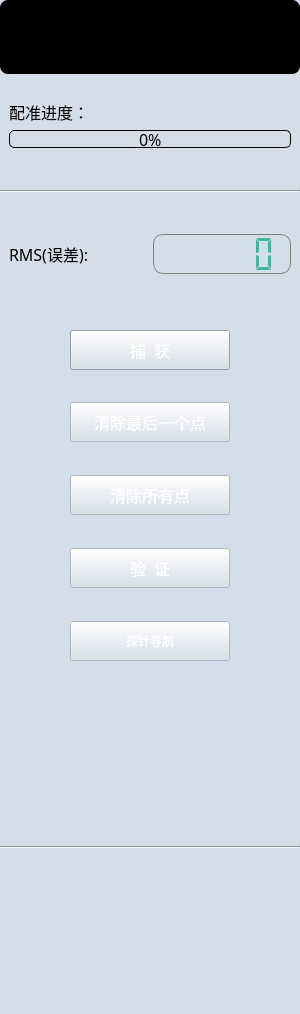
The window that Plugins/org.mitk.lancet.femurprecisionregistrations/src/internal/QFemurPrecisionRegistrationsControls.ui (zhaomengxiao/LancetMITK-Adition) describes before a commit, drawn with Qt 5.
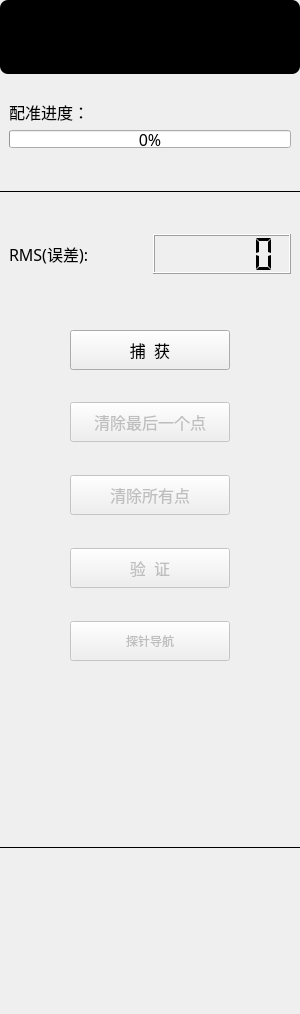
The same window after the commit. Icons and pictures are not drawn.

```diff
--- a/Plugins/org.mitk.lancet.femurprecisionregistrations/src/internal/QFemurPrecisionRegistrationsControls.ui
+++ b/Plugins/org.mitk.lancet.femurprecisionregistrations/src/internal/QFemurPrecisionRegistrationsControls.ui
@@ -32,7 +32,7 @@
    <string>硬件准备</string>
   </property>
   <property name="styleSheet">
-   <string notr="true">background:#d4deea;</string>
+   <string notr="true"/>
   </property>
   <property name="currentIndex" stdset="0">
    <number>0</number>
@@ -136,29 +136,7 @@
          </font>
         </property>
         <property name="styleSheet">
-         <string notr="true">QProgressBar {
-	/* 外边框 */
-	border:1px solid black;
-	
-	/* 倒角 */
-	border-radius:5px;
-	
-	background-image: url(:/org.mitk.lancet.femurprecisionregistrations/image/scrool.png);
-	/* 字体对齐方式 */
-	text-align:center;
-}
-
-/* 进度条 */
-QProgressBar::chunk {
-	/* 颜色 */
-	background-color:rgb(0, 183, 138);
-	
-	/* 步进距离 */
-	width:5px;
-	
-	/* 进度条中间空白区域宽度 */
-	margin:1px;
-}</string>
+         <string notr="true"/>
         </property>
         <property name="value">
          <number>0</number>
@@ -189,8 +167,10 @@
        </size>
       </property>
       <property name="styleSheet">
-       <string notr="true">border-image: url(:/org.mitk.lancet.femurprecisionregistrations/image/fenge.png);
-</string>
+       <string notr="true"/>
+      </property>
+      <property name="frameShadow">
+       <enum>QFrame::Plain</enum>
       </property>
       <property name="orientation">
        <enum>Qt::Horizontal</enum>
@@ -240,10 +220,7 @@
          </size>
         </property>
         <property name="styleSheet">
-         <string notr="true">color: rgb(66, 181, 158);
-border: 1px solid gray;
-border-image: url(:/org.mitk.lancet.femurprecisionregistrations/image/value.png);
-border-radius: 10px;</string>
+         <string notr="true"/>
         </property>
         <property name="smallDecimalPoint">
          <bool>true</bool>
@@ -304,24 +281,7 @@
          </font>
         </property>
         <property name="styleSheet">
-         <string notr="true">QPushButton{
-	border-image: url(:/org.mitk.lancet.femurprecisionregistrations/image/default.png);
-	color:white;
-}
-QPushButton::hover
-{
-	border-image: url(:/org.mitk.lancet.femurprecisionregistrations/image/on.png);
-	color:balck;
-}
-QPushButton::disabled
-{
-	border-image: url(:/org.mitk.lancet.femurprecisionregistrations/image/disabled.png);	
-	color: rgb(153, 153, 153);
-}
-QPushButton::pressed { 
-	padding-left:6px;
-	padding-top:6px;
-}</string>
+         <string notr="true"/>
         </property>
         <property name="text">
          <string>捕  获</string>
@@ -389,24 +349,7 @@
          </font>
         </property>
         <property name="styleSheet">
-         <string notr="true">QPushButton{
-	border-image: url(:/org.mitk.lancet.femurprecisionregistrations/image/default.png);
-	color:white;
-}
-QPushButton::hover
-{
-	border-image: url(:/org.mitk.lancet.femurprecisionregistrations/image/on.png);
-	color:balck;
-}
-QPushButton::disabled
-{
-	border-image: url(:/org.mitk.lancet.femurprecisionregistrations/image/disabled.png);	
-	color: rgb(153, 153, 153);
-}
-QPushButton::pressed { 
-	padding-left:6px;
-	padding-top:6px;
-}</string>
+         <string notr="true"/>
         </property>
         <property name="text">
          <string>清除最后一个点</string>
@@ -474,24 +417,7 @@
          </font>
         </property>
         <property name="styleSheet">
-         <string notr="true">QPushButton{
-	border-image: url(:/org.mitk.lancet.femurprecisionregistrations/image/default.png);
-	color:white;
-}
-QPushButton::hover
-{
-	border-image: url(:/org.mitk.lancet.femurprecisionregistrations/image/on.png);
-	color:balck;
-}
-QPushButton::disabled
-{
-	border-image: url(:/org.mitk.lancet.femurprecisionregistrations/image/disabled.png);	
-	color: rgb(153, 153, 153);
-}
-QPushButton::pressed { 
-	padding-left:6px;
-	padding-top:6px;
-}</string>
+         <string notr="true"/>
         </property>
         <property name="text">
          <string>清除所有点</string>
@@ -559,24 +485,7 @@
          </font>
         </property>
         <property name="styleSheet">
-         <string notr="true">QPushButton{
-	border-image: url(:/org.mitk.lancet.femurprecisionregistrations/image/default.png);
-	color:white;
-}
-QPushButton::hover
-{
-	border-image: url(:/org.mitk.lancet.femurprecisionregistrations/image/on.png);
-	color:balck;
-}
-QPushButton::disabled
-{
-	border-image: url(:/org.mitk.lancet.femurprecisionregistrations/image/disabled.png);	
-	color: rgb(153, 153, 153);
-}
-QPushButton::pressed { 
-	padding-left:6px;
-	padding-top:6px;
-}</string>
+         <string notr="true"/>
         </property>
         <property name="text">
          <string>验  证</string>
@@ -641,24 +550,7 @@
          </size>
         </property>
         <property name="styleSheet">
-         <string notr="true">QPushButton{
-	border-image: url(:/org.mitk.lancet.femurprecisionregistrations/image/default.png);
-	color:white;
-}
-QPushButton::hover
-{
-	border-image: url(:/org.mitk.lancet.femurprecisionregistrations/image/on.png);
-	color:balck;
-}
-QPushButton::disabled
-{
-	border-image: url(:/org.mitk.lancet.femurprecisionregistrations/image/disabled.png);	
-	color: rgb(153, 153, 153);
-}
-QPushButton::pressed { 
-	padding-left:6px;
-	padding-top:6px;
-}</string>
+         <string notr="true"/>
         </property>
         <property name="text">
          <string>探针导航</string>
@@ -702,8 +594,10 @@
        </size>
       </property>
       <property name="styleSheet">
-       <string notr="true">border-image: url(:/org.mitk.lancet.femurprecisionregistrations/image/fenge.png);
-</string>
+       <string notr="true"/>
+      </property>
+      <property name="frameShadow">
+       <enum>QFrame::Plain</enum>
       </property>
       <property name="orientation">
        <enum>Qt::Horizontal</enum>
```
Left out of the diff: 4 changed lines with no effect on the pictures.
